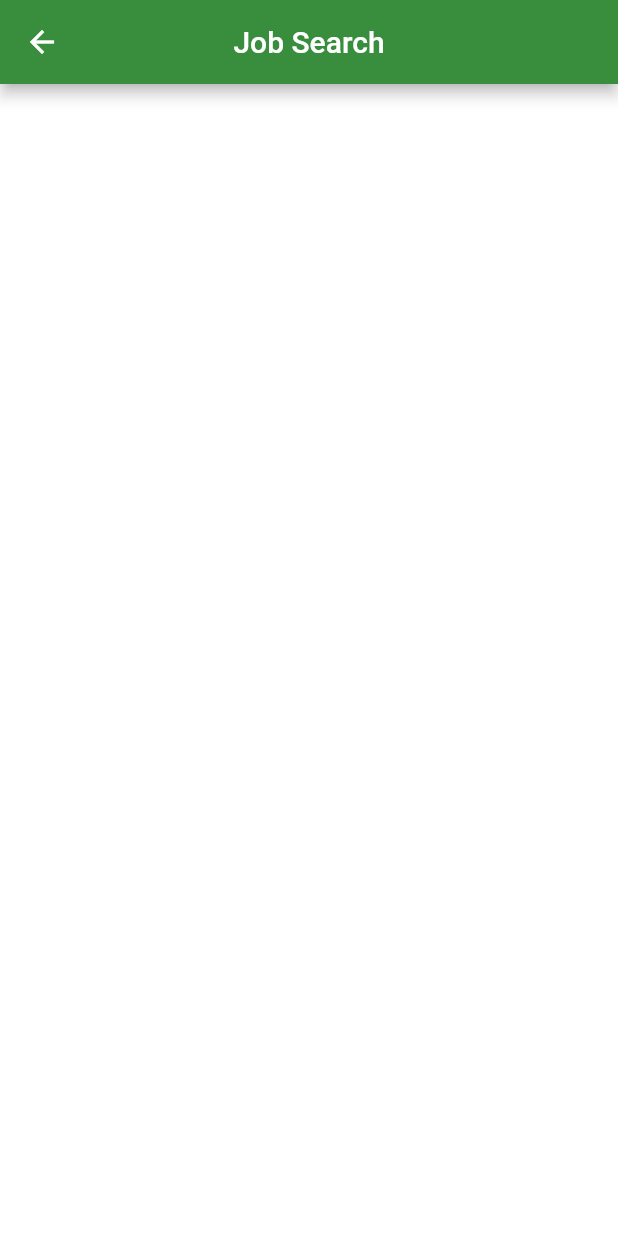
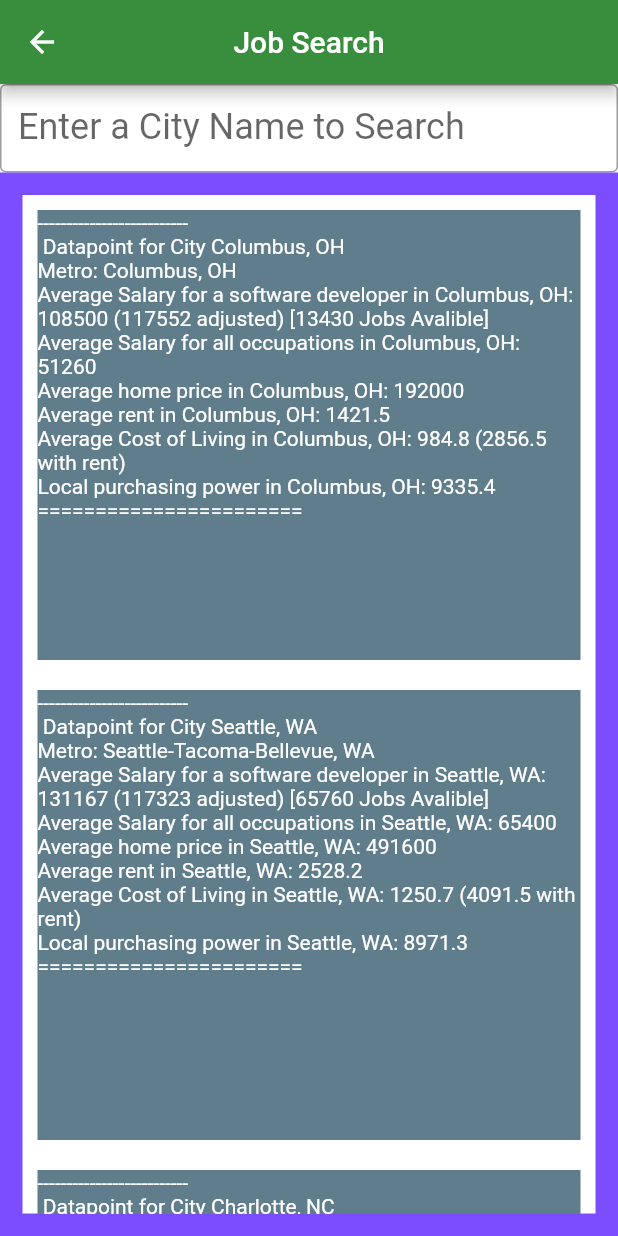
Before and after one commit to JayNordy/csfinalproject, a Flutter app: the screen it shows after launch, after a tap on "Job Search", on a phone screen of 412 x 824 dp. Run offline on Flutter 3.47's test engine with Material 2 defaults, Android fonts, the phone set to English and light mode, and no system bars; our stand-ins replace audioplayers, flutter_rating_bar.

Commit message:
Implemented job search
Design is not pretty but is functionally complete. Im really gonna rely on prof's statement that UI design does not matter. Page is searchable and displays the required data (even if it's just the toString() wrapped inside of a text Widget).

```diff
--- a/lib/main.dart
+++ b/lib/main.dart
@@ -62,7 +62,7 @@ class MyApp extends StatelessWidget {
                                       context,
                                       MaterialPageRoute(
                                           builder: (context) =>
-                                              JobSearchPage()));
+                                              JobSearchPage(data: data)));
                                 },
                               ),
                             ),
--- a/lib/pages/job_search_page.dart
+++ b/lib/pages/job_search_page.dart
@@ -1,19 +1,50 @@
 import 'package:flutter/cupertino.dart';
 import 'package:flutter/material.dart';
+import '../utils/database.dart';
 
 class JobSearchPage extends StatefulWidget {
 
-  JobSearchPage({Key? key}) : super (key: key);
+  JobSearchPage({Key? key, required this.data}) : super (key: key);
+  JobData data;
 
   @override
   _JobSearchState createState() => _JobSearchState();
 }
 
 class _JobSearchState extends State<JobSearchPage>  {
+
+  List<Widget> displayables = [];
+  String search = "";
+
   @override
   void initState() {
+    for(int i = 0; i < widget.data.getData().length; i++)
+      {
+        displayables.add(widget.data.getData(index: i)[0].toWidget());
+      }
+
     super.initState();
   }
+
+  void changeSearch(String newSearch)
+  {
+    setState(() {
+      search = newSearch.toLowerCase();
+      print(search);
+
+      displayables = [];
+      for (int i = 0; i < widget.data
+          .getData()
+          .length; i++) {
+        if (widget.data.getData(index: i)[0].city.toLowerCase().startsWith(search)) {
+          displayables.add(widget.data.getData(index: i)[0].toWidget());
+        }
+      }
+    });
+  }
+
+
+
   @override
   Widget build(BuildContext context) {
     return Scaffold(
@@ -24,11 +55,28 @@ class _JobSearchState extends State<JobSearchPage>  {
       ),
       backgroundColor: Colors.white,
       body: Center(
-          child: Column(
-            children: <Widget>[
-              //Insert the build within here
-            ],
-          )
+          child: Column( children:
+              <Widget>[
+                TextField(
+                  onChanged: (String value) {
+                    changeSearch(value);
+                  },
+                  decoration: InputDecoration(
+                    border: OutlineInputBorder(),
+                    labelText: "Enter a City Name to Search",
+                    labelStyle: TextStyle(fontSize: 24),
+                  ),
+                ),
+                Expanded(
+                  child: Container(
+                    decoration: BoxDecoration(border: Border.all(color: Colors.deepPurpleAccent, width: 15)),
+                    child: ListView(
+                      children: displayables,
+                    ),
+                  ),
+                ),
+              ]
+            )
       ),
     );
   }
--- a/lib/utils/database.dart
+++ b/lib/utils/database.dart
@@ -67,7 +67,9 @@ class JobPoint {
   }
 
   Widget toWidget() {
-    return Text("database:JobCity:toWidget not yet implimented!");
+    return Padding(padding: EdgeInsets.all(10), child: Container(color: Colors.blueGrey, width: 200, height: 300, child: Column(children: <Widget>[
+      Text(toString(), style: TextStyle(color: Colors.white),),
+    ],),));
   }
 
 } //END OF CLASS SleepEvent
```
